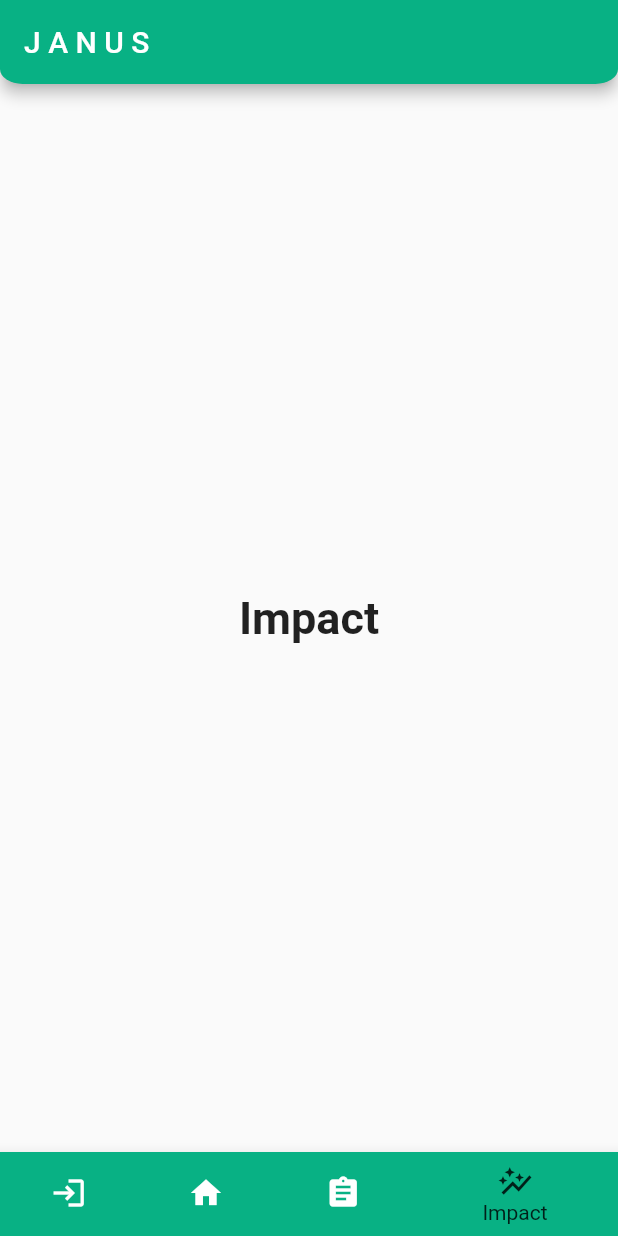
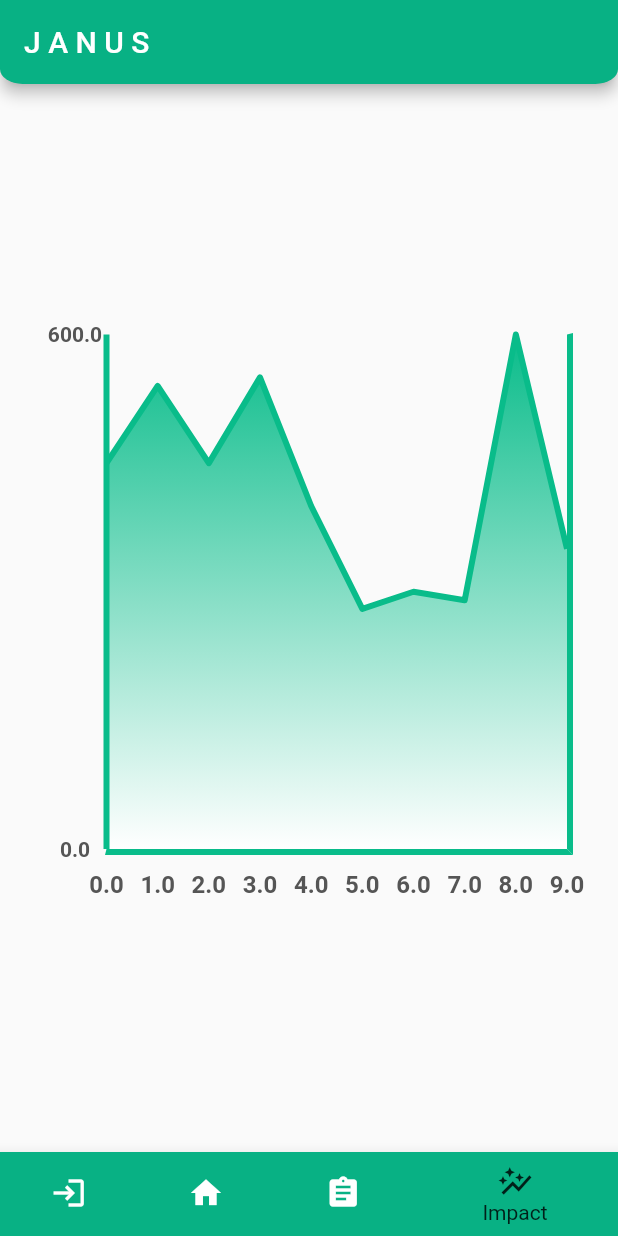
Before and after one commit to jeyeong/climate-ark-app, a Flutter app: the screen it shows after launch, item 4 of the bottom bar chosen, on a phone screen of 412 x 824 dp. Run offline on Flutter 3.47's test engine with Material 2 defaults, Android fonts, the phone set to English and light mode, and no system bars; drawn by our look-alikes of fl_chart.

Commit message:
small oopsy

```diff
--- a/canvas/lib/views/landing_page.dart
+++ b/canvas/lib/views/landing_page.dart
@@ -32,11 +32,11 @@ class _LandingPageState extends State<LandingPage> {
       'Home',
       style: optionStyle,
     ),
-    GraphCard(),
     Text(
-      'Impact',
+      'Action',
       style: optionStyle,
     ),
+    GraphCard()
   ];
 
   void _onItemTapped(int index) {
```
